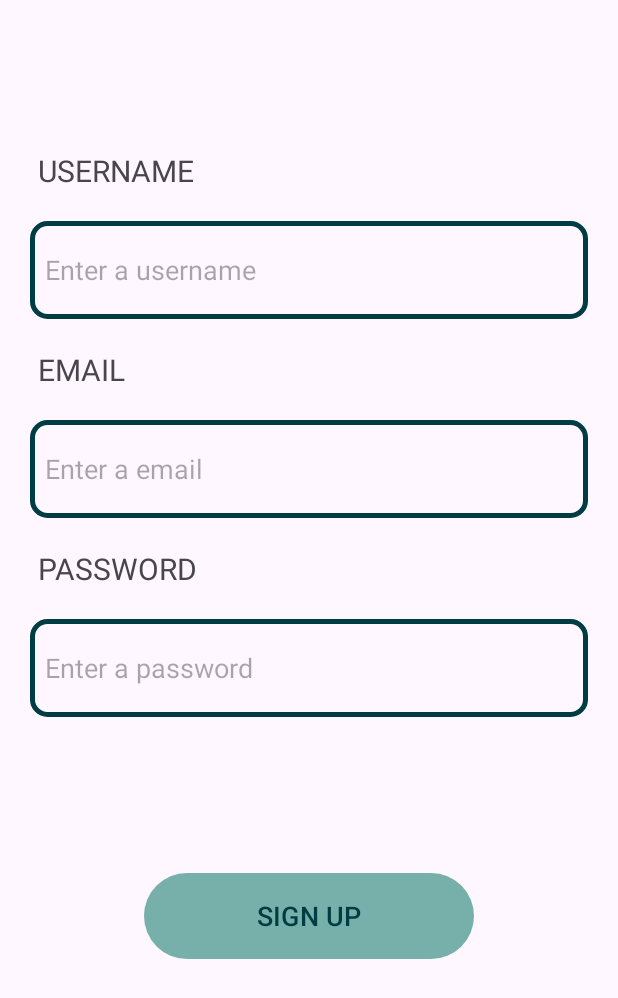
After one commit to NatalyBarroso/MoviesAndroidApp, an Android app: the SignUpActivity screen opened directly, with no data from a screen before it, on a phone screen of 412 x 824 dp. The commit adds this screen. Shown: the top 998 px of the screen. Run offline under Robolectric (Android 15) with nearby library versions, the phone set to English and light mode, and no system bars; network calls fail.

Commit message:
sign up view added

```diff
--- a/app/build.gradle.kts
+++ b/app/build.gradle.kts
@@ -1,6 +1,7 @@
 plugins {
     alias(libs.plugins.androidApplication)
     alias(libs.plugins.jetbrainsKotlinAndroid)
+    id("com.google.gms.google-services")
 }
 
 android {
@@ -55,6 +56,8 @@ dependencies {
     // ViewModel
     implementation("androidx.lifecycle:lifecycle-viewmodel-ktx:2.8.3")
     implementation("androidx.activity:activity-ktx:1.6.1")
+    implementation(libs.firebase.firestore)
+    implementation(libs.firebase.auth)
     testImplementation(libs.junit)
     androidTestImplementation(libs.androidx.junit)
     androidTestImplementation(libs.androidx.espresso.core)
--- a/app/src/main/AndroidManifest.xml
+++ b/app/src/main/AndroidManifest.xml
@@ -16,6 +16,9 @@
         android:supportsRtl="true"
         android:theme="@style/Theme.MoviesApp"
         tools:targetApi="31">
+        <activity
+            android:name=".views.SignUpActivity"
+            android:exported="false" />
         <activity
             android:name=".views.MovieCatalogActivity"
             android:exported="false" />
--- a/app/src/main/java/com/example/moviesapp/views/MainActivity.kt
+++ b/app/src/main/java/com/example/moviesapp/views/MainActivity.kt
@@ -19,5 +19,10 @@ class MainActivity : AppCompatActivity() {
             startActivity(intent)
         }
 
+        binding.signUpButton.setOnClickListener {
+            var intent = Intent(this, SignUpActivity::class.java)
+            startActivity(intent)
+        }
+
     }
 }
--- /dev/null
+++ b/app/src/main/java/com/example/moviesapp/views/SignUpActivity.kt
@@ -0,0 +1,21 @@
+package com.example.moviesapp.views
+
+import android.os.Bundle
+import androidx.activity.enableEdgeToEdge
+import androidx.appcompat.app.AppCompatActivity
+import androidx.core.view.ViewCompat
+import androidx.core.view.WindowInsetsCompat
+import com.example.moviesapp.R
+import com.example.moviesapp.databinding.ActivitySignUpBinding
+
+class SignUpActivity : AppCompatActivity() {
+
+    private lateinit var binding: ActivitySignUpBinding
+
+    override fun onCreate(savedInstanceState: Bundle?) {
+        super.onCreate(savedInstanceState)
+        binding = ActivitySignUpBinding.inflate(layoutInflater)
+        setContentView(binding.root)
+
+    }
+}
--- a/app/src/main/res/layout/activity_main.xml
+++ b/app/src/main/res/layout/activity_main.xml
@@ -88,6 +88,16 @@
             android:textColor="@color/Cyprus"
             />
 
+        <TextView
+            android:id="@+id/signUpButton"
+            android:layout_width="wrap_content"
+            android:layout_height="wrap_content"
+            android:text="Create a New Account"
+            android:layout_marginTop="25dp"
+            android:textSize="18dp"
+            android:textColor="@color/Cyprus"
+            />
+
     </LinearLayout>
 
 </RelativeLayout>
--- /dev/null
+++ b/app/src/main/res/layout/activity_sign_up.xml
@@ -0,0 +1,89 @@
+<?xml version="1.0" encoding="utf-8"?>
+<androidx.constraintlayout.widget.ConstraintLayout xmlns:android="http://schemas.android.com/apk/res/android"
+    xmlns:app="http://schemas.android.com/apk/res-auto"
+    xmlns:tools="http://schemas.android.com/tools"
+    android:id="@+id/main"
+    android:layout_width="match_parent"
+    android:layout_height="match_parent"
+    tools:context=".views.SignUpActivity">
+
+    <TextView
+        android:id="@+id/usernameTextView"
+        android:layout_width="wrap_content"
+        android:layout_height="wrap_content"
+        android:text="USERNAME"
+        app:layout_constraintTop_toTopOf="parent"
+        app:layout_constraintStart_toStartOf="parent"
+        android:layout_marginStart="25dp"
+        android:layout_marginTop="100dp"
+        android:textSize="20dp"/>
+
+    <EditText
+        android:id="@id/usernameEditText"
+        android:layout_width="match_parent"
+        android:layout_height="65dp"
+        app:layout_constraintTop_toBottomOf="@id/usernameTextView"
+        android:background="@drawable/cyprus_border"
+        android:layout_marginTop="20dp"
+        android:layout_marginHorizontal="20dp"
+        android:hint="Enter a username"
+        android:padding="10dp"/>
+
+    <TextView
+        android:id="@+id/emailTextView"
+        android:layout_width="wrap_content"
+        android:layout_height="wrap_content"
+        android:text="EMAIL"
+        app:layout_constraintTop_toBottomOf="@id/usernameEditText"
+        app:layout_constraintStart_toStartOf="parent"
+        android:layout_marginStart="25dp"
+        android:layout_marginTop="20dp"
+        android:textSize="20dp"/>
+
+    <EditText
+        android:id="@+id/emailEditText"
+        android:layout_width="match_parent"
+        android:layout_height="65dp"
+        app:layout_constraintTop_toBottomOf="@id/emailTextView"
+        android:background="@drawable/cyprus_border"
+        android:layout_marginHorizontal="20dp"
+        android:layout_marginTop="20dp"
+        android:padding="10dp"
+        android:hint="Enter a email"/>
+
+    <TextView
+        android:id="@+id/passwordTextView"
+        android:layout_width="wrap_content"
+        android:layout_height="wrap_content"
+        android:text="PASSWORD"
+        app:layout_constraintTop_toBottomOf="@id/emailEditText"
+        app:layout_constraintStart_toStartOf="parent"
+        android:layout_marginStart="25dp"
+        android:layout_marginTop="20dp"
+        android:textSize="20dp"/>
+
+    <EditText
+        android:id="@+id/passwordEditText"
+        android:layout_width="match_parent"
+        android:layout_height="65dp"
+        app:layout_constraintTop_toBottomOf="@id/passwordTextView"
+        android:background="@drawable/cyprus_border"
+        android:layout_marginTop="20dp"
+        android:layout_marginHorizontal="20dp"
+        android:padding="10dp"
+        android:hint="Enter a password"/>
+
+    <Button
+        android:id="@+id/signUpButton"
+        android:layout_width="220dp"
+        android:layout_height="65dp"
+        android:text="SIGN UP"
+        android:textSize="18dp"
+        android:textColor="@color/Cyprus"
+        app:layout_constraintTop_toBottomOf="@id/passwordEditText"
+        app:layout_constraintEnd_toEndOf="parent"
+        app:layout_constraintStart_toStartOf="parent"
+        android:layout_marginTop="100dp"
+        />
+
+</androidx.constraintlayout.widget.ConstraintLayout>
--- a/build.gradle.kts
+++ b/build.gradle.kts
@@ -1,3 +1,8 @@
+buildscript {
+    dependencies {
+        classpath(libs.google.services)
+    }
+}
 // Top-level build file where you can add configuration options common to all sub-projects/modules.
 plugins {
     alias(libs.plugins.androidApplication) apply false
--- a/gradle/libs.versions.toml
+++ b/gradle/libs.versions.toml
@@ -9,6 +9,9 @@ appcompat = "1.6.1"
 material = "1.11.0"
 activity = "1.8.0"
 constraintlayout = "2.1.4"
+googleServices = "4.4.2"
+firebaseFirestore = "25.0.0"
+firebaseAuth = "23.0.0"
 
 [libraries]
 androidx-core-ktx = { group = "androidx.core", name = "core-ktx", version.ref = "coreKtx" }
@@ -19,6 +22,9 @@ androidx-appcompat = { group = "androidx.appcompat", name = "appcompat", version
 material = { group = "com.google.android.material", name = "material", version.ref = "material" }
 androidx-activity = { group = "androidx.activity", name = "activity", version.ref = "activity" }
 androidx-constraintlayout = { group = "androidx.constraintlayout", name = "constraintlayout", version.ref = "constraintlayout" }
+google-services = { group = "com.google.gms", name = "google-services", version.ref = "googleServices" }
+firebase-firestore = { group = "com.google.firebase", name = "firebase-firestore", version.ref = "firebaseFirestore" }
+firebase-auth = { group = "com.google.firebase", name = "firebase-auth", version.ref = "firebaseAuth" }
 
 [plugins]
 androidApplication = { id = "com.android.application", version.ref = "agp" }
```
Also changed, not shown: 1 other file.
